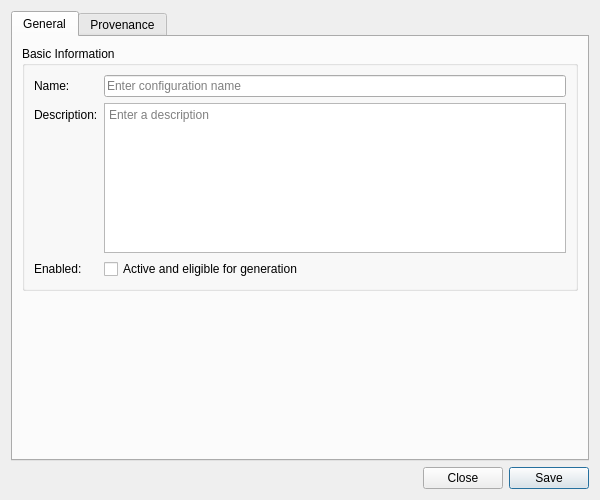
Before: the Qt Designer form projects/ores.qt/synthetic/ui/MarketDataGenerationConfigDetailDialog.ui in OreStudio/OreStudio, drawn with Qt 5.
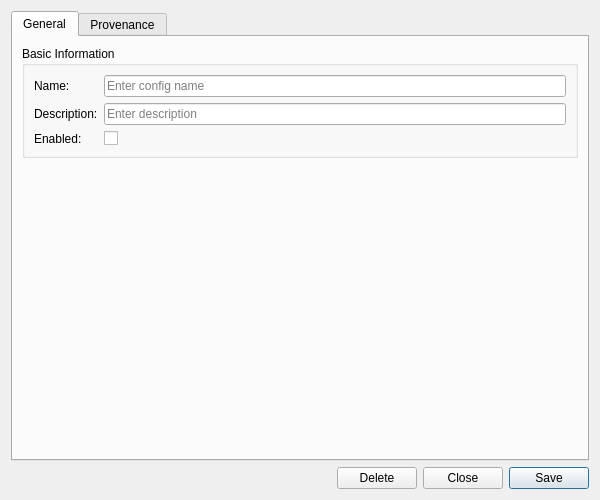
After: the same form once the commit is applied. Custom widgets are drawn as their Qt base class.

Commit message: [codegen] Model and regenerate fx_spot_generation_config and market_data_generation_config

The edit to the form file:
```diff
--- a/projects/ores.qt/synthetic/ui/MarketDataGenerationConfigDetailDialog.ui
+++ b/projects/ores.qt/synthetic/ui/MarketDataGenerationConfigDetailDialog.ui
@@ -48,7 +48,7 @@
           <item row="0" column="1">
            <widget class="QLineEdit" name="nameEdit">
             <property name="placeholderText">
-             <string>Enter configuration name</string>
+             <string>Enter config name</string>
             </property>
            </widget>
           </item>
@@ -60,21 +60,9 @@
            </widget>
           </item>
           <item row="1" column="1">
-           <widget class="QPlainTextEdit" name="descriptionEdit">
-            <property name="minimumSize">
-             <size>
-              <width>0</width>
-              <height>80</height>
-             </size>
-            </property>
-            <property name="maximumSize">
-             <size>
-              <width>16777215</width>
-              <height>150</height>
-             </size>
-            </property>
+           <widget class="QLineEdit" name="descriptionEdit">
             <property name="placeholderText">
-             <string>Enter a description</string>
+             <string>Enter description</string>
             </property>
            </widget>
           </item>
@@ -88,7 +76,7 @@
           <item row="2" column="1">
            <widget class="QCheckBox" name="enabledCheck">
             <property name="text">
-             <string>Active and eligible for generation</string>
+             <string/>
             </property>
            </widget>
           </item>
@@ -135,6 +123,13 @@
        </property>
       </spacer>
      </item>
+     <item>
+      <widget class="QPushButton" name="deleteButton">
+       <property name="text">
+        <string>Delete</string>
+       </property>
+      </widget>
+     </item>
      <item>
       <widget class="QPushButton" name="closeButton">
        <property name="text">
```
The commit also changes 69 other files.
